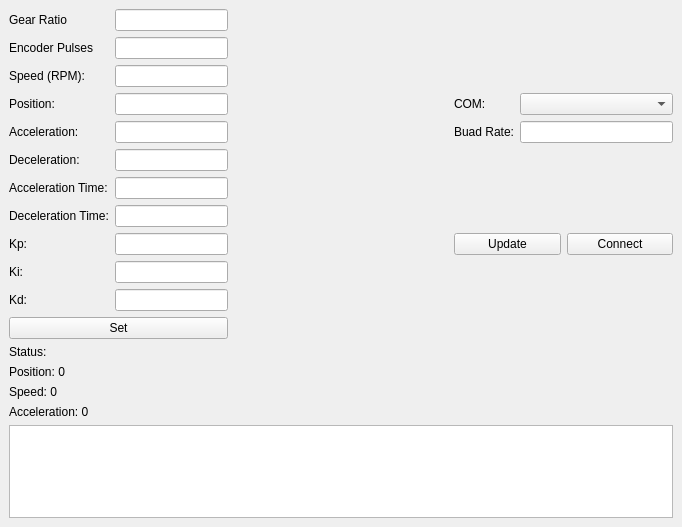
Before: the Qt Designer form FYP_2/gui_app/src/mainwindow.ui in BashirAbu/FYP, drawn with Qt 5.
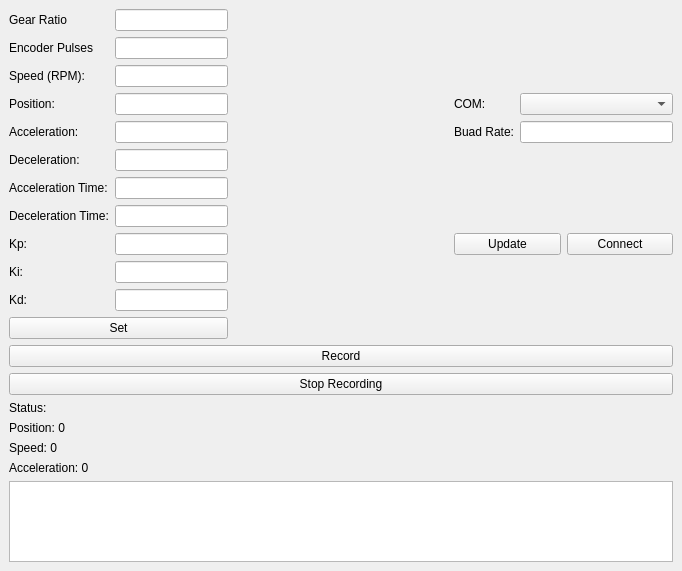
After: the same form once the commit is applied.

What changed in the file:
```diff
--- a/FYP_2/gui_app/src/mainwindow.ui
+++ b/FYP_2/gui_app/src/mainwindow.ui
@@ -7,7 +7,7 @@
     <x>0</x>
     <y>0</y>
     <width>682</width>
-    <height>527</height>
+    <height>571</height>
    </rect>
   </property>
   <property name="windowTitle">
@@ -219,6 +219,20 @@
       </item>
      </layout>
     </item>
+    <item>
+     <widget class="QPushButton" name="recordPushButton">
+      <property name="text">
+       <string>Record</string>
+      </property>
+     </widget>
+    </item>
+    <item>
+     <widget class="QPushButton" name="stopRecordingPushButton">
+      <property name="text">
+       <string>Stop Recording</string>
+      </property>
+     </widget>
+    </item>
     <item>
      <widget class="QLabel" name="StatusLabel">
       <property name="text">
```
